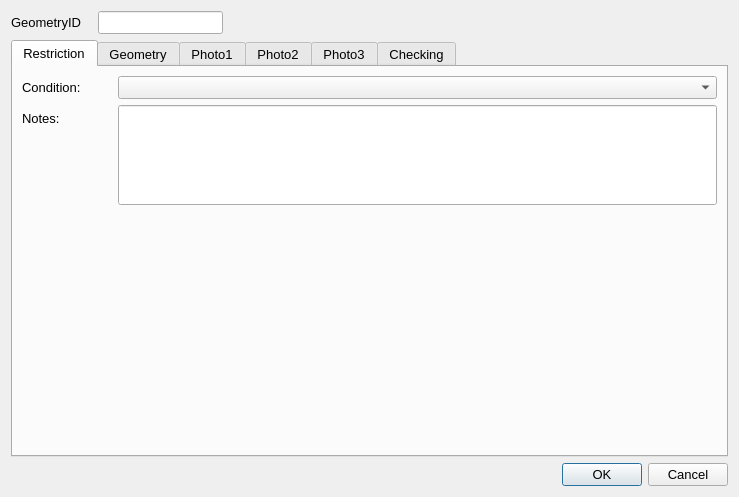
Before: the Qt Designer form ui/Unidentified_Static_Object.ui in tlh22/demandForm, drawn with Qt 5.
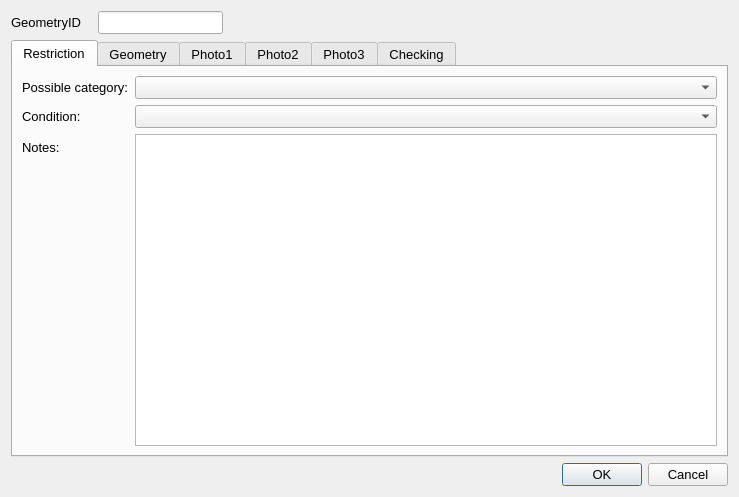
After: the same form once the commit is applied. Icons and pictures are not drawn.

The edit to the form file:
```diff
--- a/ui/Unidentified_Static_Object.ui
+++ b/ui/Unidentified_Static_Object.ui
@@ -107,7 +107,7 @@
        <property name="fieldGrowthPolicy">
         <enum>QFormLayout::AllNonFixedFieldsGrow</enum>
        </property>
-       <item row="2" column="0">
+       <item row="3" column="0">
         <widget class="QLabel" name="lbl_Condition">
          <property name="minimumSize">
           <size>
@@ -125,29 +125,29 @@
          </property>
         </widget>
        </item>
-       <item row="2" column="1">
+       <item row="3" column="1">
         <widget class="QComboBox" name="AssetConditionTypeID"/>
        </item>
-       <item row="6" column="0">
+       <item row="7" column="0">
         <widget class="QLabel" name="lbl_Notes">
          <property name="text">
           <string>Notes:</string>
          </property>
         </widget>
        </item>
-       <item row="6" column="1">
-        <widget class="QLineEdit" name="Notes">
-         <property name="minimumSize">
-          <size>
-           <width>0</width>
-           <height>100</height>
-          </size>
-         </property>
-         <property name="alignment">
-          <set>Qt::AlignLeading|Qt::AlignLeft|Qt::AlignTop</set>
+       <item row="2" column="0">
+        <widget class="QLabel" name="label_3">
+         <property name="text">
+          <string>Possible category:</string>
          </property>
         </widget>
        </item>
+       <item row="2" column="1">
+        <widget class="QComboBox" name="UnidentifiedStaticObjectTypeID"/>
+       </item>
+       <item row="7" column="1">
+        <widget class="QTextEdit" name="Notes"/>
+       </item>
       </layout>
      </widget>
      <widget class="QWidget" name="Geometry">
```
